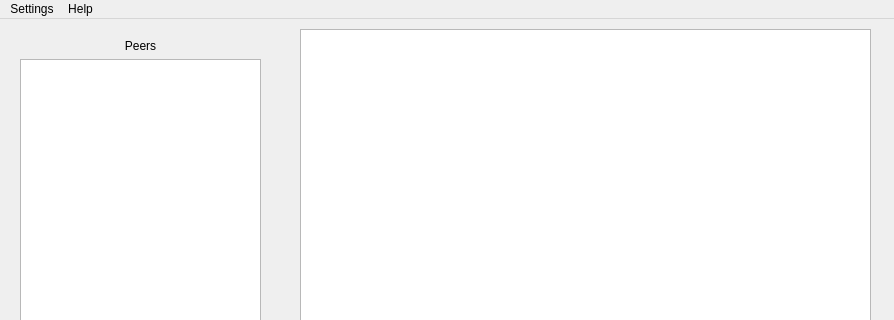
Above: I2I/MainWindow.ui from Aspirisha/au-softdes before the change; both pictures show x 0 to 894 and y 0 to 320 of the 894 by 600 pixel window. Below: the same form after it.
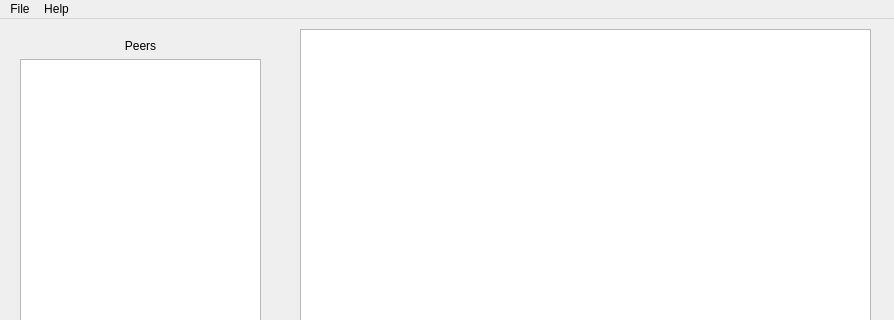
That is the form after the change. Custom widgets are drawn as their Qt base class.

Diff of the .ui file:
```diff
--- a/I2I/MainWindow.ui
+++ b/I2I/MainWindow.ui
@@ -144,7 +144,7 @@
    </property>
    <widget class="QMenu" name="menuSettings">
     <property name="title">
-     <string>Settings</string>
+     <string>File</string>
     </property>
     <addaction name="actionEdit_Profile"/>
    </widget>
```
Left out of the diff: 13 changed lines with no effect on the pictures.
